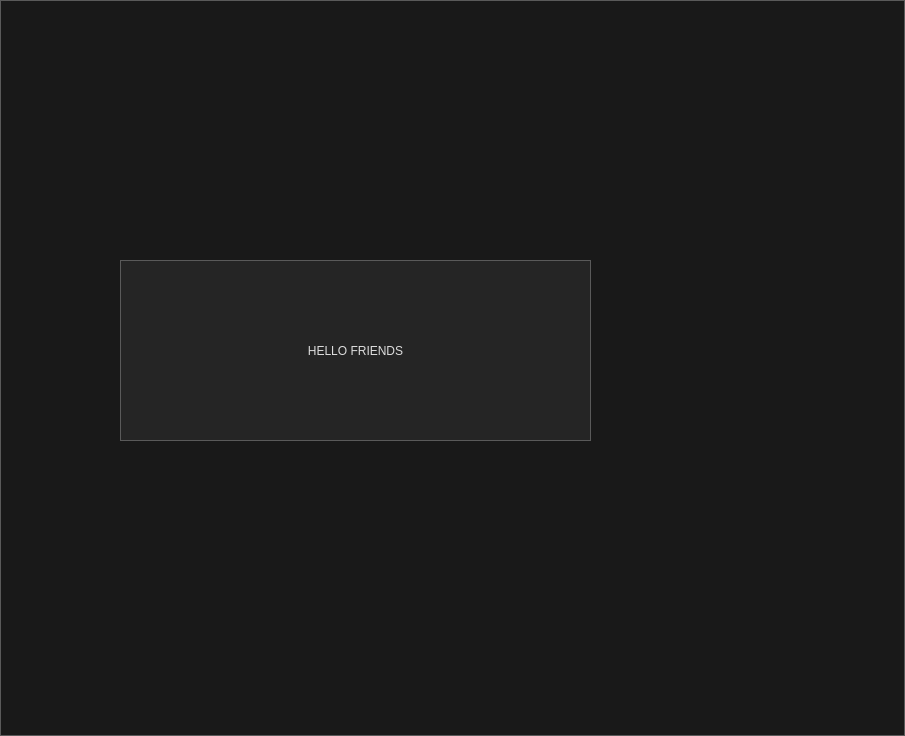
ajensen1234/JTML, file src/sym_trap.ui: the form before one commit.
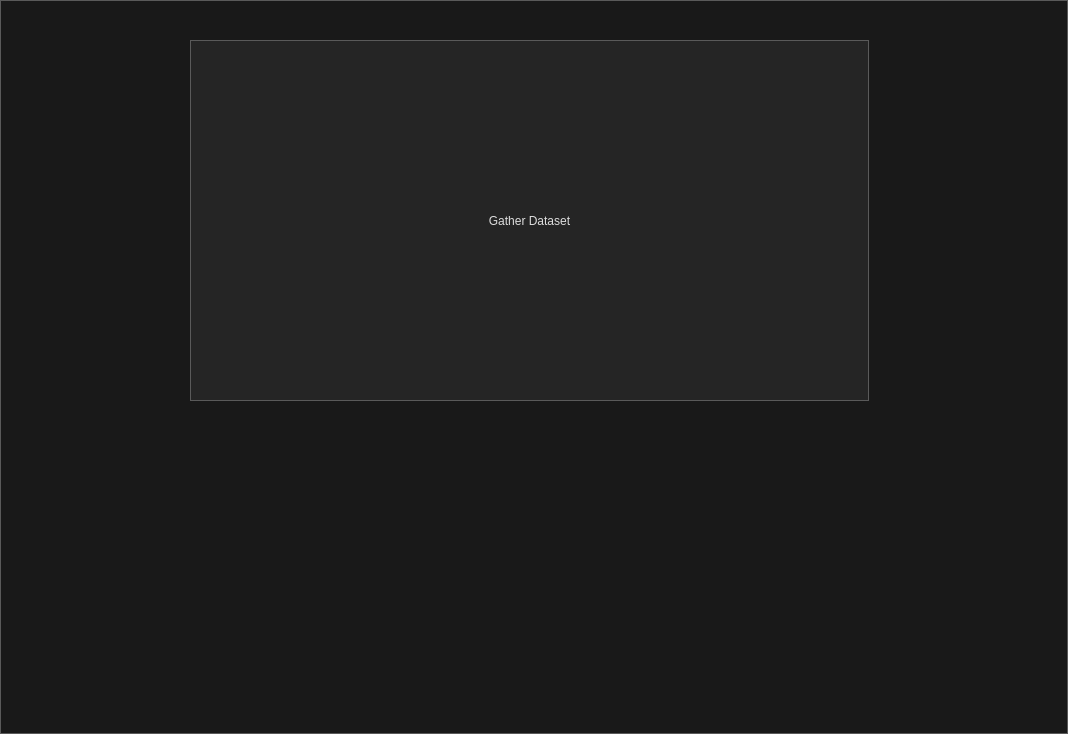
The form after the commit.

Commit message: Fixed build error, connected sym_trap button to function

```diff
--- a/src/sym_trap.ui
+++ b/src/sym_trap.ui
@@ -6,8 +6,8 @@
    <rect>
     <x>0</x>
     <y>0</y>
-    <width>905</width>
-    <height>736</height>
+    <width>1068</width>
+    <height>734</height>
    </rect>
   </property>
   <property name="windowTitle">
@@ -362,14 +362,20 @@
   <widget class="QPushButton" name="pushButton">
    <property name="geometry">
     <rect>
-     <x>120</x>
-     <y>260</y>
-     <width>471</width>
-     <height>181</height>
+     <x>190</x>
+     <y>40</y>
+     <width>679</width>
+     <height>361</height>
     </rect>
    </property>
+   <property name="maximumSize">
+    <size>
+     <width>679</width>
+     <height>16777215</height>
+    </size>
+   </property>
    <property name="text">
-    <string>HELLO FRIENDS</string>
+    <string>Gather Dataset</string>
    </property>
   </widget>
  </widget>
```
Left out of the diff: 2 changed lines with no effect on the pictures. The commit also changes 4 other files.
